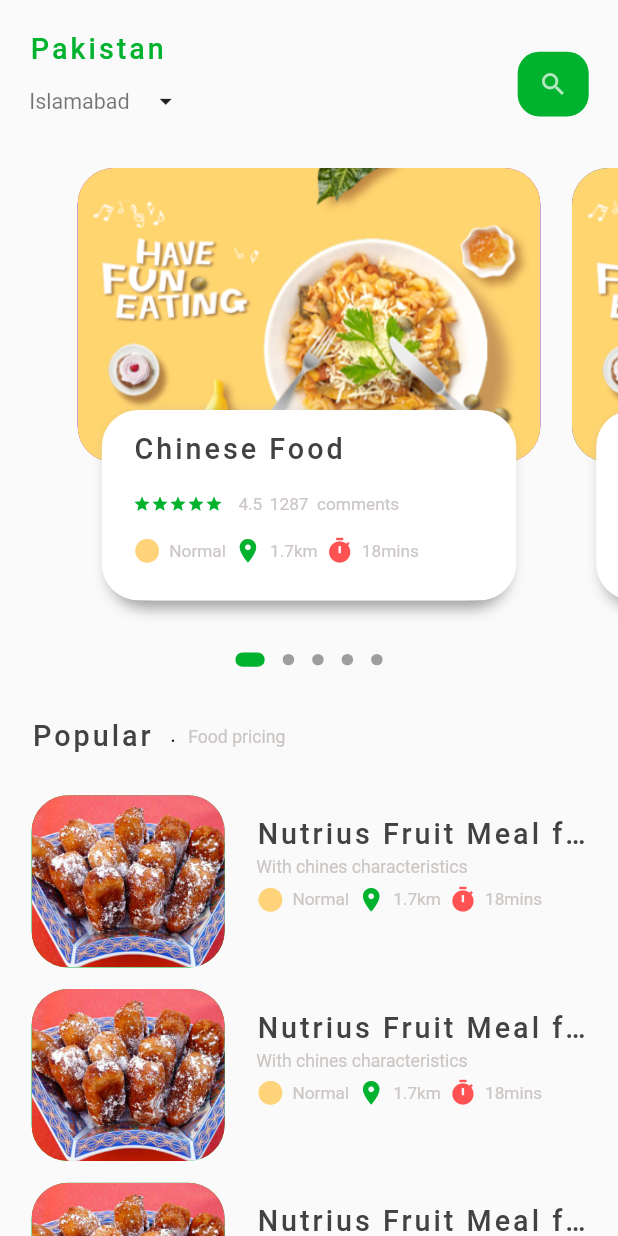
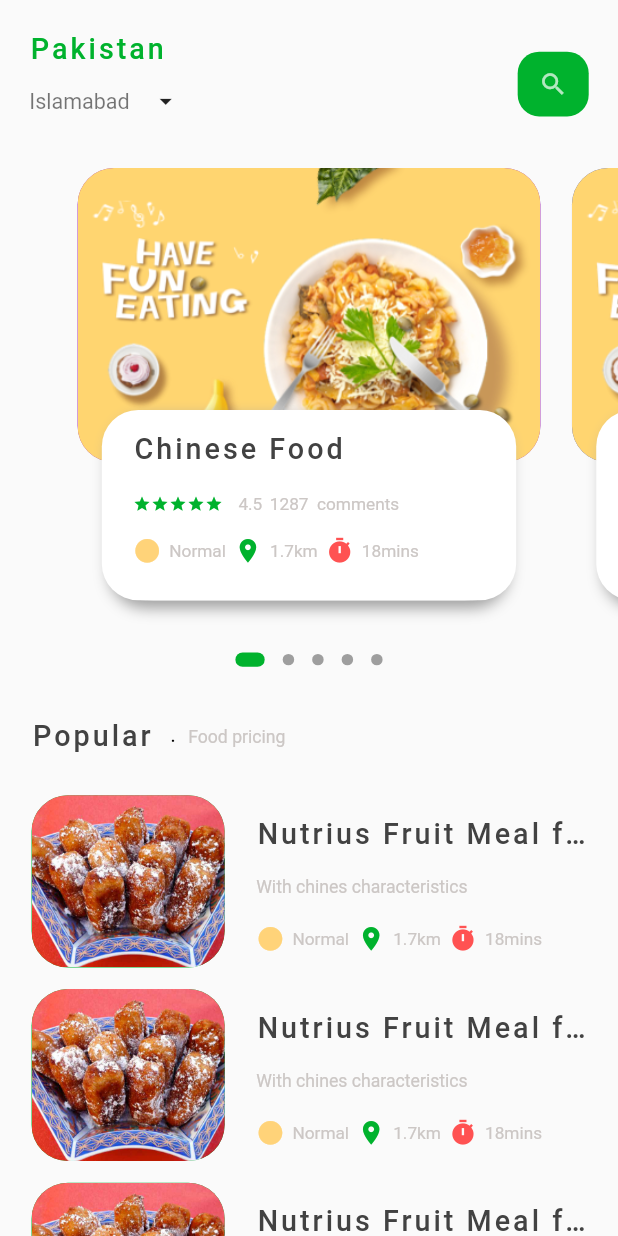
Before and after one commit to DARK-PROGRAMMER-I/Food-Delivery-Application, a Flutter app: the screen it shows after launch, on a phone screen of 412 x 824 dp. Run offline on Flutter 3.47's test engine with Material 2 defaults, Android fonts, the phone set to English and light mode, and no system bars; drawn by our look-alikes of dots_indicator; our stand-ins replace get.

Commit message:
Home Page done ✔

```diff
--- a/lib/main.dart
+++ b/lib/main.dart
@@ -1,5 +1,5 @@
 import 'package:flutter/material.dart';
-import 'package:food_delivery_app/home/homePageFood.dart';
+import 'package:food_delivery_app/pages/home/homePageFood.dart';
 import 'package:get/get.dart';
 
 void main() {
--- a/lib/home/homePageBody.dart
+++ b/lib/pages/home/homePageBody.dart
@@ -77,10 +77,9 @@ class _HomePageBodyState extends State<HomePageBody> {
         ),
         SizedBox(height: Dimensions.height30,),
         // Items
-        Container(
-          height: 700,
-          child: ListView.builder(
+         ListView.builder(
             physics: NeverScrollableScrollPhysics(),
+              shrinkWrap: true,
               itemCount: 10,
               itemBuilder: (context , index){
               return Container(
@@ -119,7 +118,7 @@ class _HomePageBodyState extends State<HomePageBody> {
                           padding: EdgeInsets.only(left: Dimensions.width10, top: Dimensions.height5),
                           child: Column(
                             crossAxisAlignment: CrossAxisAlignment.start,
-                            // mainAxisAlignment: MainAxisAlignment.start,
+                            mainAxisAlignment: MainAxisAlignment.spaceBetween,
                             children: [
                               BigText('Nutrius Fruit Meal for Dinner'),
                               SizedBox(height: Dimensions.height5,),
@@ -158,7 +157,6 @@ class _HomePageBodyState extends State<HomePageBody> {
                 ),
               );
           }),
-        )
       ],
     );
   }
--- a/lib/home/homePageFood.dart
+++ b/lib/pages/home/homePageFood.dart
@@ -1,6 +1,6 @@
 import 'package:flutter/cupertino.dart';
 import 'package:flutter/material.dart';
-import 'package:food_delivery_app/home/homePageBody.dart';
+import 'package:food_delivery_app/pages/home/homePageBody.dart';
 import 'package:food_delivery_app/utils/colors.dart';
 import 'package:food_delivery_app/utils/dimensions.dart';
 import 'package:food_delivery_app/widgets/big_text.dart';
@@ -69,7 +69,8 @@ class _FoodHomePageState extends State<FoodHomePage> {
             ),
             Expanded(
                 child: SingleChildScrollView(
-                  child: HomePageBody(),
+                physics: BouncingScrollPhysics(parent: AlwaysScrollableScrollPhysics()),
+                child: HomePageBody(),
                 ))
 
           ],
```
